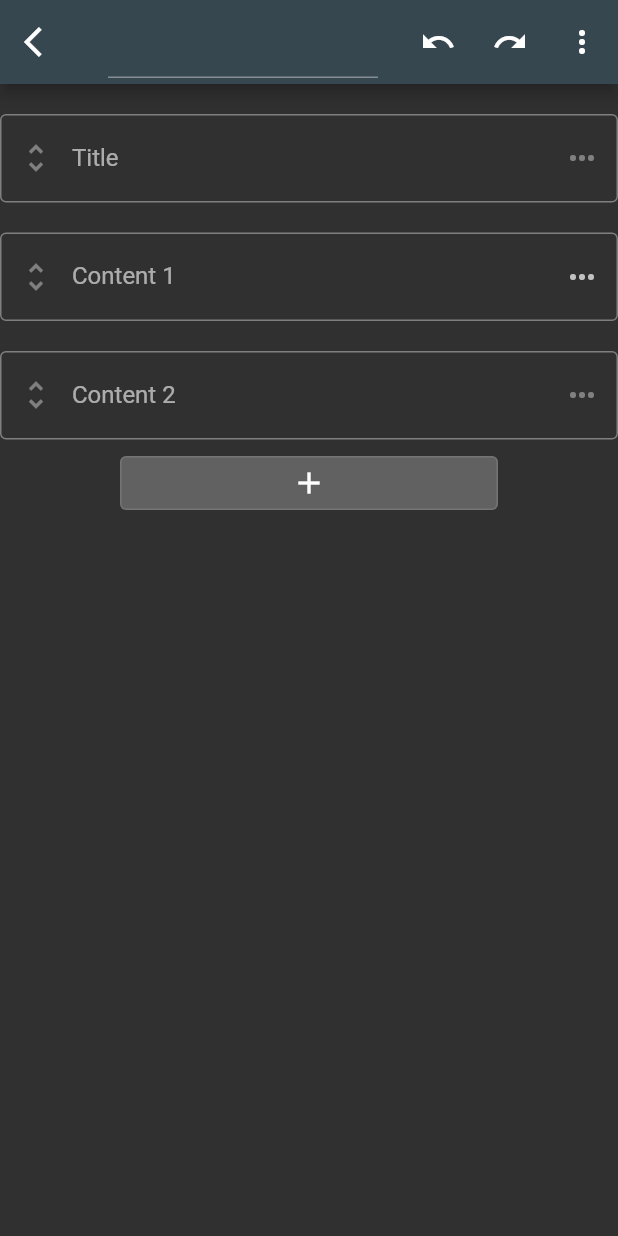
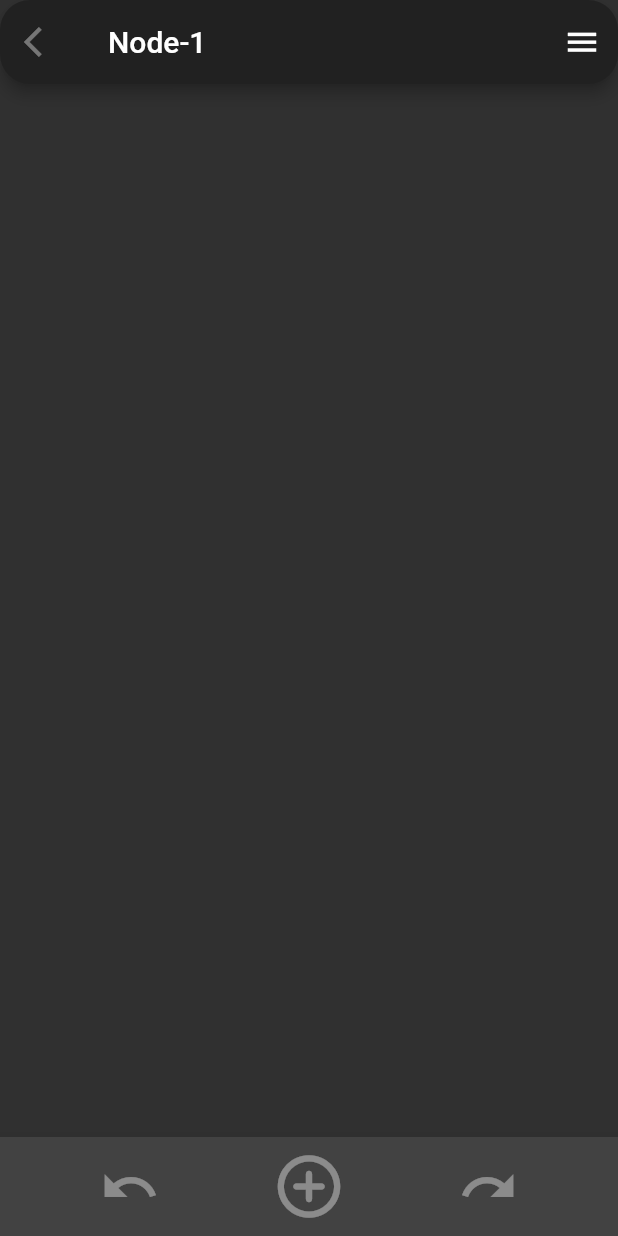
Before and after one commit to TheBlitzzz/Idea_Space, a Flutter app: the screen it shows after launch, on a phone screen of 412 x 824 dp. Run offline on Flutter 3.47's test engine with Material 2 defaults, Android fonts, the phone set to English and light mode, and no system bars.

Commit message:
NodeEditorPage.dart Userinterface part 1

```diff
--- a/lib/MyApp.dart
+++ b/lib/MyApp.dart
@@ -15,7 +15,7 @@ class MyApp extends StatelessWidget {
     return MaterialApp(
       title: title,
       theme: theme,
-      home: NodeEditorPage(),
+      home: NodeEditorContent(),
     );
   }
 }
--- /dev/null
+++ b/lib/NodeContent/NodeEditorPage1.dart
@@ -0,0 +1,64 @@
+part of nodes;
+
+class NodeEditorContent extends StatefulWidget {
+  @override
+  _NodeEditorContentState createState() => _NodeEditorContentState();
+}
+
+class _NodeEditorContentState extends State<NodeEditorContent> {
+  final TextEditingController nodeTitleController = TextEditingController();
+  final TextEditingController contentController = TextEditingController();
+
+  @override
+  Widget build(BuildContext context) {
+    return Scaffold(
+      appBar: AppBar(
+        shape: RoundedRectangleBorder(
+          borderRadius: BorderRadius.circular(20),
+        ),
+        title: const Text("Node-1"),
+        leading: IconButton(
+          icon: Icon(Icons.arrow_back_ios),
+        ),
+        actions: <Widget>[
+          IconButton(
+          icon: Icon(Icons.menu),
+          iconSize: 25,
+          onPressed: (){
+          },
+        ),
+          ]
+      ),
+      bottomNavigationBar: BottomAppBar(
+          shape: AutomaticNotchedShape(
+            RoundedRectangleBorder(
+              borderRadius: BorderRadius.only(
+                topLeft: Radius.circular(20),
+                topRight: Radius.circular(20),
+              ),
+            ),
+          ),
+          child: Row(
+            mainAxisAlignment: MainAxisAlignment.spaceEvenly,
+            children: [
+              IconButton(
+                icon: Icon(Icons.undo),
+                iconSize: 40,
+              ),
+              IconButton(
+                  icon: Icon(Icons.add_circle_outline_rounded),
+                  iconSize: 50,
+              ),
+              IconButton(
+                icon: Icon(Icons.redo),
+                iconSize: 40,
+              ),
+            ],
+          )
+      ),
+      body: Column(
+
+      )
+    );
+  }
+}
--- a/lib/NodeContent/Nodes.dart
+++ b/lib/NodeContent/Nodes.dart
@@ -13,6 +13,8 @@ part 'NodeLink.dart';
 
 part 'SettingsPage.dart';
 
+part 'NodeEditorPage1.dart';
+
 // class NestedMindMapNode extends BaseNode {
 //   List<ContentNode> nodes;
 //
```
